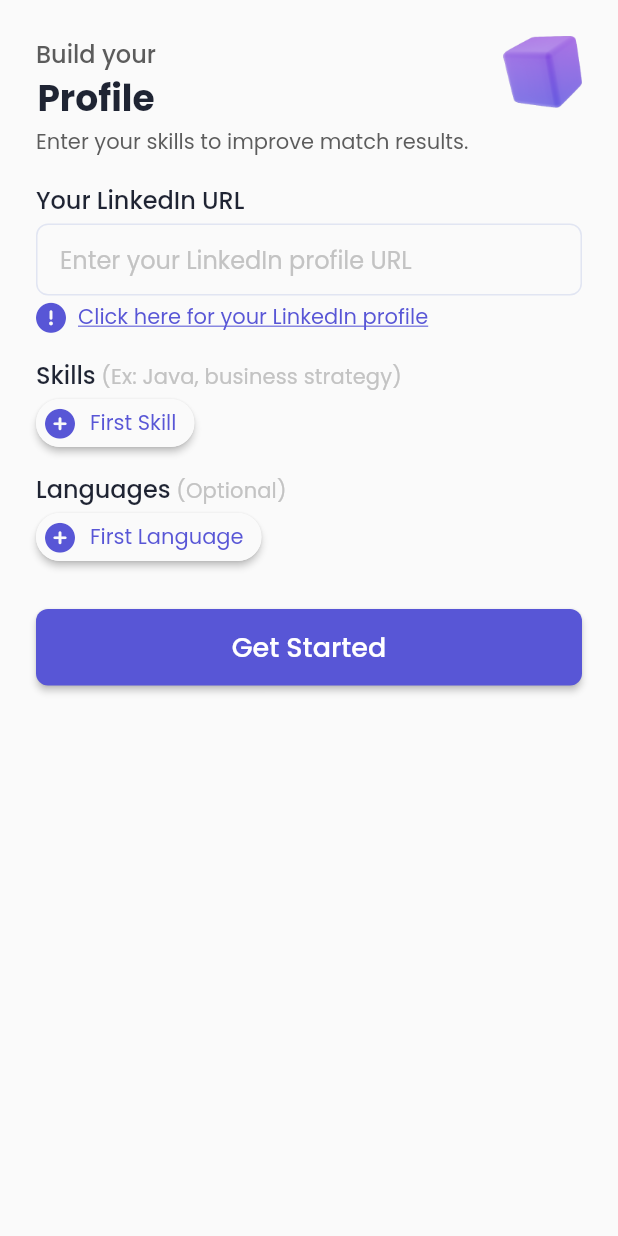
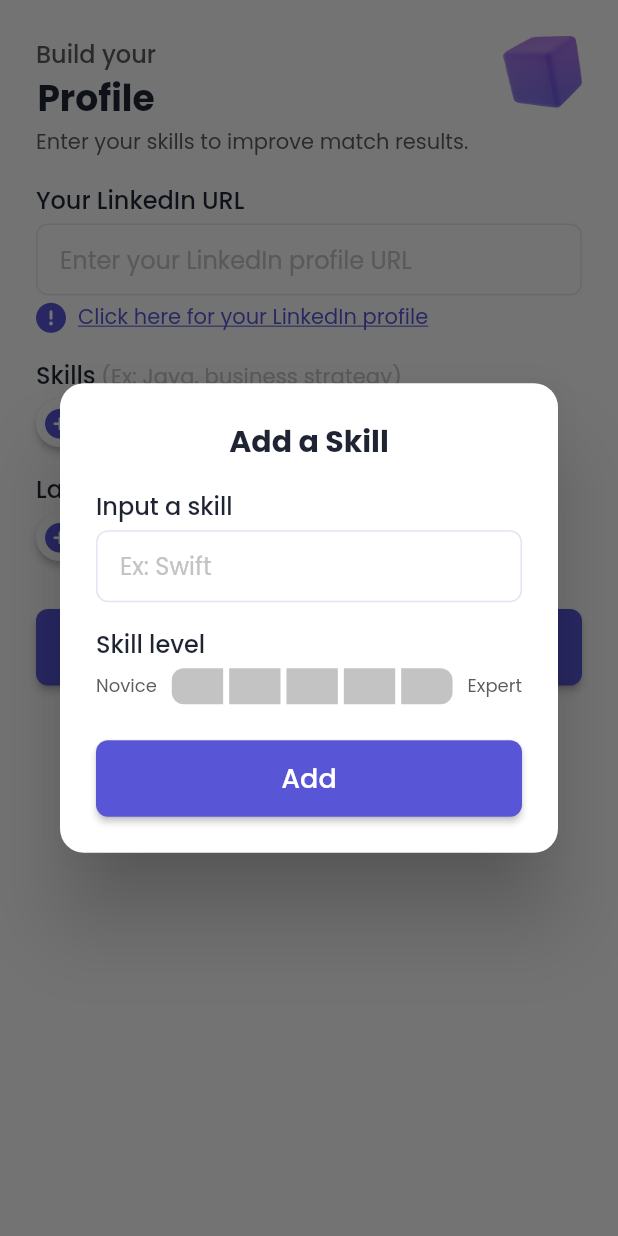
Before and after one commit to rasitayaz/mentorgem, a Flutter app: the SignUpPage screen opened directly, after a tap on an icon or button, on a phone screen of 412 x 824 dp. Run offline on Flutter 3.47's test engine with Material 2 defaults, Android fonts, the phone set to English and light mode, and no system bars; our stand-ins replace flutter_svg, font_awesome_flutter, google_fonts.

Commit message:
Complete sign up page

```diff
--- a/lib/pages/sign_up_page.dart
+++ b/lib/pages/sign_up_page.dart
@@ -5,6 +5,7 @@ import 'package:mentorgem/models/language.dart';
 import 'package:mentorgem/models/skill.dart';
 import 'package:mentorgem/pages/onboarding_page.dart';
 import 'package:mentorgem/views/add_language_dialog.dart';
+import 'package:mentorgem/views/add_skill_dialog.dart';
 import 'package:url_launcher/url_launcher_string.dart';
 
 class SignUpPage extends StatefulWidget {
@@ -25,9 +26,9 @@ class _SignUpPageState extends State<SignUpPage> {
       body: GestureDetector(
         onTap: () => FocusManager.instance.primaryFocus?.unfocus(),
         behavior: HitTestBehavior.opaque,
-        child: SafeArea(
-          child: Padding(
-            padding: const EdgeInsets.all(24),
+        child: SingleChildScrollView(
+          padding: const EdgeInsets.all(24),
+          child: SafeArea(
             child: Column(
               crossAxisAlignment: CrossAxisAlignment.stretch,
               children: [
@@ -49,6 +50,7 @@ class _SignUpPageState extends State<SignUpPage> {
                 const SizedBox(height: 4),
                 GestureDetector(
                   onTap: () {
+                    if (_linkedInUrl.isEmpty) return;
                     String url = _linkedInUrl.contains('https://')
                         ? _linkedInUrl
                         : 'https://$_linkedInUrl';
@@ -80,7 +82,16 @@ class _SignUpPageState extends State<SignUpPage> {
                   type: 'Skill',
                   subtitle: '(Ex: Java, business strategy)',
                   items: _skills,
-                  onAdd: () {},
+                  onClickAdd: () {
+                    showDialog(
+                      context: context,
+                      builder: (context) => AddSkillDialog(
+                        onAdd: (skill) {
+                          setState(() => _skills.add(skill));
+                        },
+                      ),
+                    );
+                  },
                 ),
                 const SizedBox(height: 16),
                 _buildChipList(
@@ -88,7 +99,7 @@ class _SignUpPageState extends State<SignUpPage> {
                   type: 'Language',
                   subtitle: '(Optional)',
                   items: _languages,
-                  onAdd: () {
+                  onClickAdd: () {
                     showDialog(
                       context: context,
                       builder: (context) => AddLanguageDialog(
@@ -149,7 +160,7 @@ class _SignUpPageState extends State<SignUpPage> {
     required String type,
     String? subtitle,
     required List<T> items,
-    required void Function() onAdd,
+    required void Function() onClickAdd,
   }) {
     return Column(
       crossAxisAlignment: CrossAxisAlignment.start,
@@ -209,7 +220,7 @@ class _SignUpPageState extends State<SignUpPage> {
                     color: Theme.of(context).colorScheme.primary,
                   ),
                 ),
-                onPressed: onAdd,
+                onPressed: onClickAdd,
               ),
             ),
         ),
```
